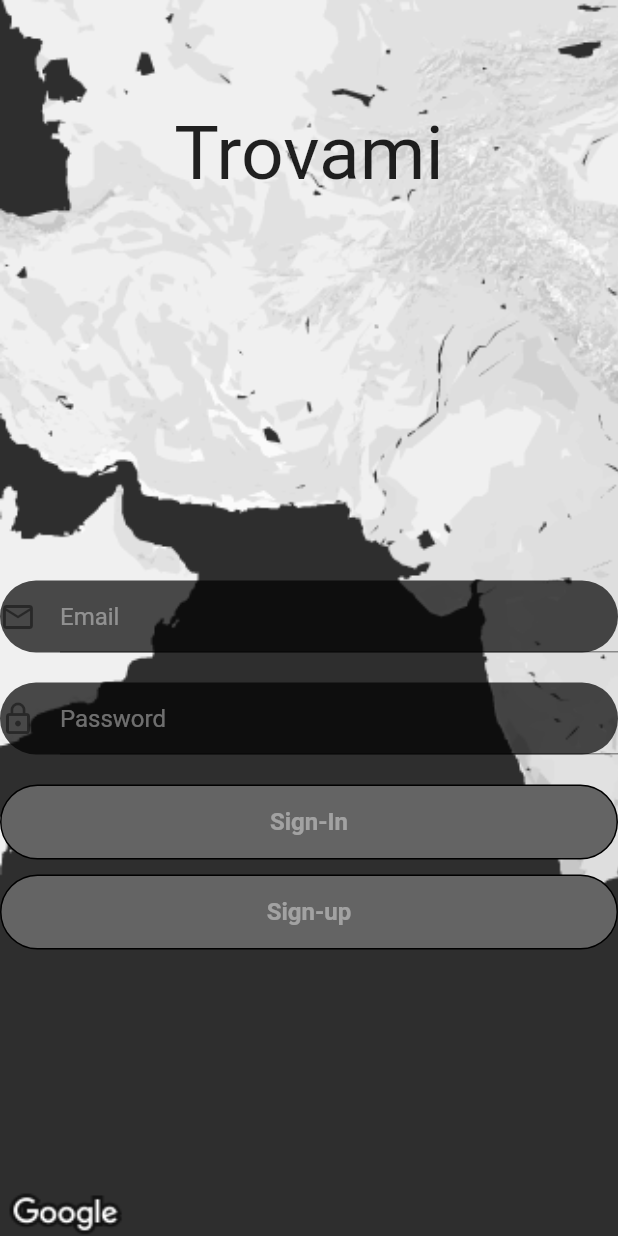
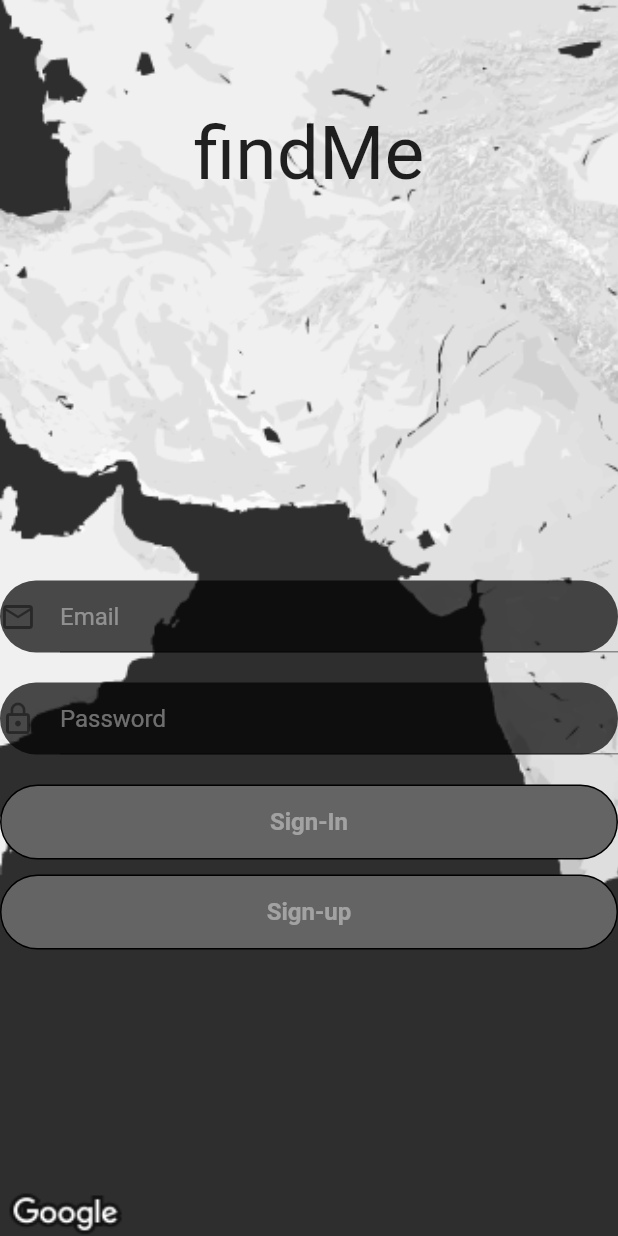
Before and after one commit to Jesselija/findMe, a Flutter app: the screen it shows after launch, on a phone screen of 412 x 824 dp. Run offline on Flutter 3.47's test engine with Material 2 defaults, Android fonts, the phone set to English and light mode, and no system bars; our stand-ins replace cloud_firestore, firebase_auth, firebase_core, firebase_database, google_maps_flutter, google_sign_in and 1 more; accounts and stored records are empty.

Commit message:
third commit

```diff
--- a/lib/Strings.dart
+++ b/lib/Strings.dart
@@ -1,3 +1,3 @@
 class Strings {
-  static String appName       = "Trovami";
+  static String appName       = "findMe";
 }
```
Also changed, not shown: pubspec.lock (added), 1 other file.
